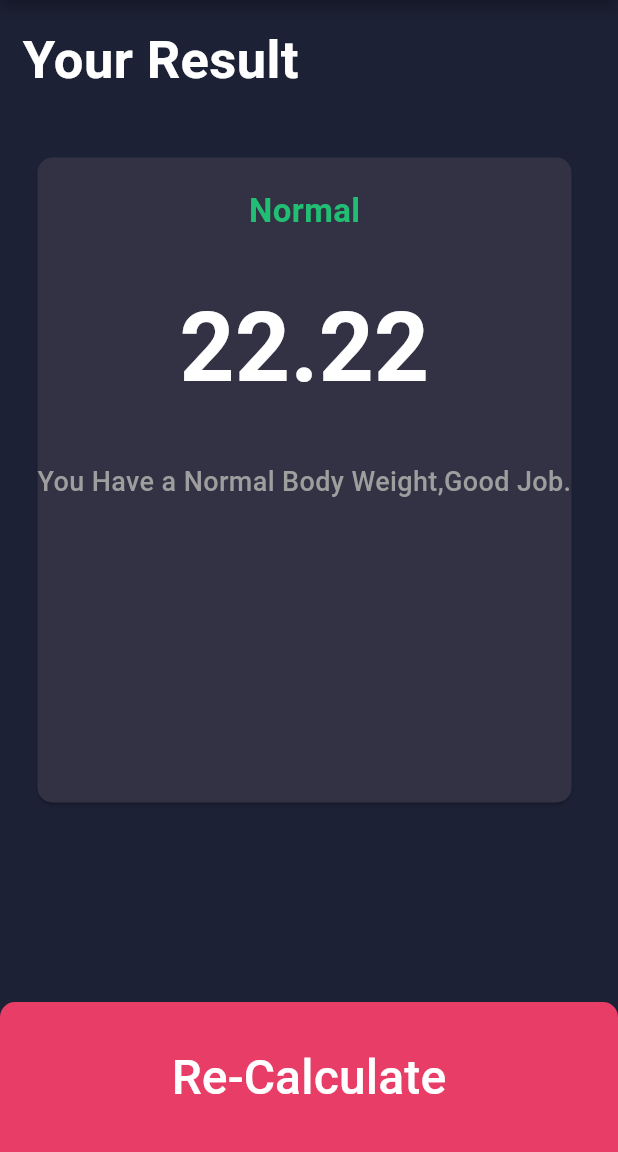
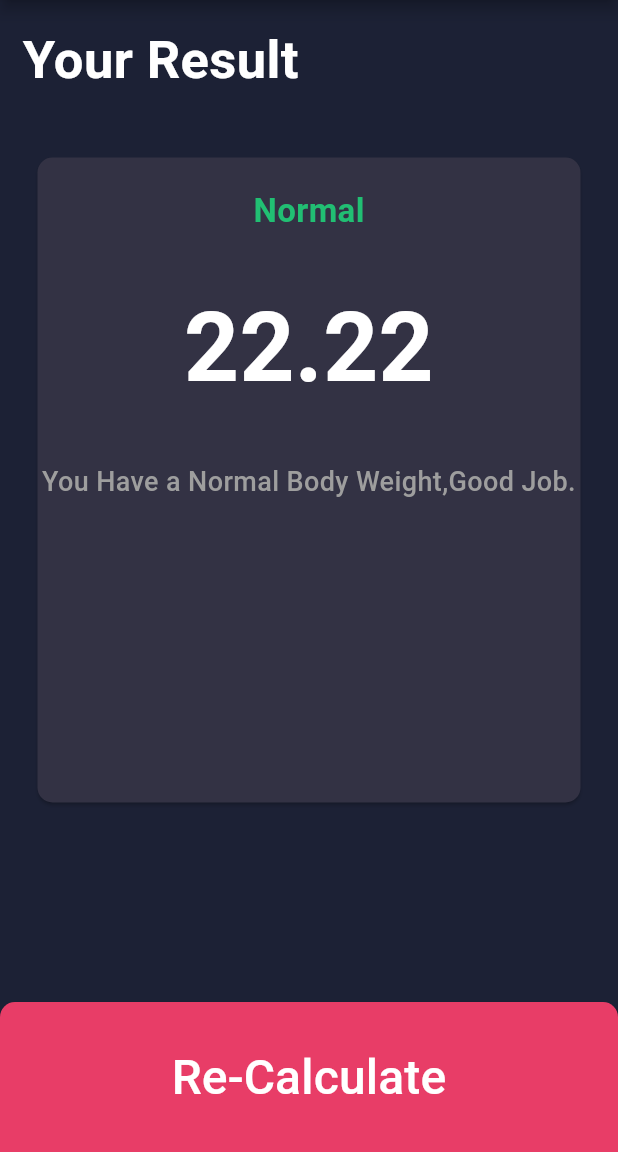
Before and after one commit to FatemehBagheripour/BMI-flutterProject, a Flutter app: the screen it shows after launch, after a tap on "Calculate", on a phone screen of 412 x 824 dp, the part 84-1236 px from its top. Run offline on Flutter 3.47's test engine with Material 3 defaults, Android fonts, the phone set to English and light mode, and no system bars.

Commit message:
Specify the width for Card siedbox

```diff
--- a/lib/result_page.dart
+++ b/lib/result_page.dart
@@ -90,6 +90,7 @@ class ResultPage extends StatelessWidget {
               SizedBox(height: 30,),
               SizedBox(
                 height: 450,
+                width: 450,
                 child: Card(
                   color: Color(0xFF333244),
                   shape: RoundedRectangleBorder(borderRadius: BorderRadius.circular(10)),
```
